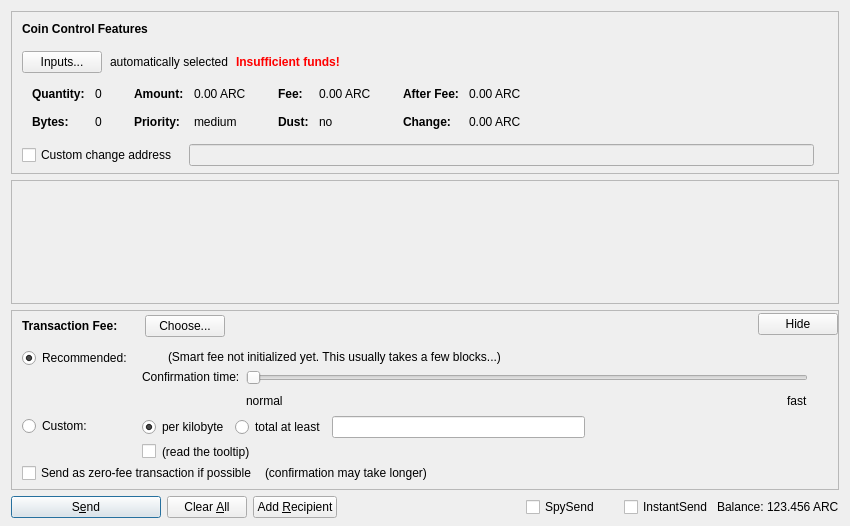
Qt form src/qt/forms/sendcoinsdialog.ui (AdvancedTechnologyCoin/arc_core) before a commit.
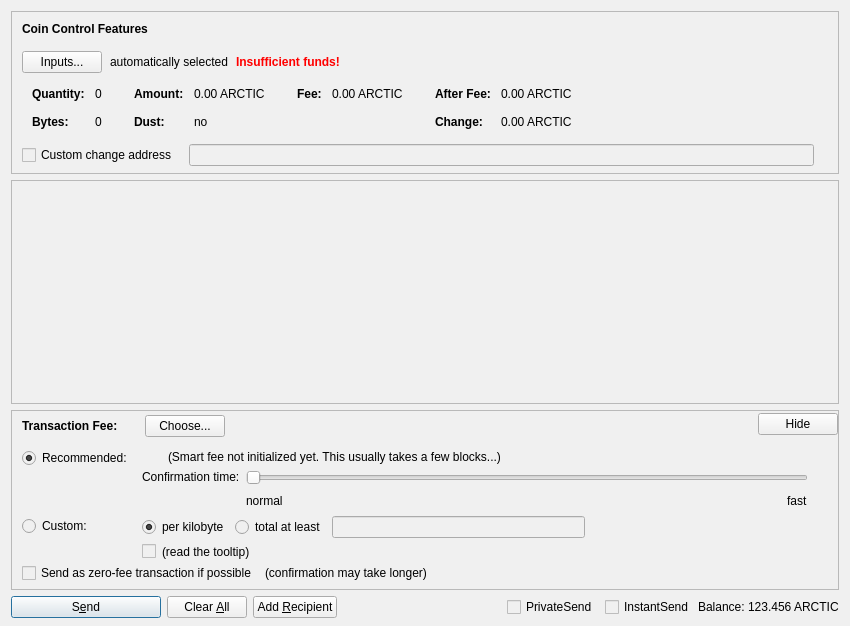
The same form after that commit. Custom widgets are drawn as their Qt base class.

Diff of the .ui file:
```diff
--- a/src/qt/forms/sendcoinsdialog.ui
+++ b/src/qt/forms/sendcoinsdialog.ui
@@ -7,12 +7,15 @@
     <x>0</x>
     <y>0</y>
     <width>850</width>
-    <height>526</height>
+    <height>626</height>
    </rect>
   </property>
   <property name="windowTitle">
    <string>Send Coins</string>
   </property>
+  <property name="styleSheet">
+   <string notr="true">background-color: rgb(240, 240, 240);</string>
+  </property>
   <layout class="QVBoxLayout" name="verticalLayout" stretch="0,1,0,0">
    <property name="bottomMargin">
     <number>8</number>
@@ -324,7 +327,7 @@
                   <enum>Qt::ActionsContextMenu</enum>
                  </property>
                  <property name="text">
-                  <string notr="true">0.00 ARC</string>
+                  <string notr="true">0.00 ARCTIC</string>
                  </property>
                  <property name="textInteractionFlags">
                   <set>Qt::LinksAccessibleByMouse|Qt::TextSelectableByKeyboard|Qt::TextSelectableByMouse</set>
@@ -332,7 +335,7 @@
                 </widget>
                </item>
                <item row="1" column="0">
-                <widget class="QLabel" name="labelCoinControlPriorityText">
+                <widget class="QLabel" name="labelCoinControlLowOutputText">
                  <property name="font">
                   <font>
                    <weight>75</weight>
@@ -340,12 +343,12 @@
                   </font>
                  </property>
                  <property name="text">
-                  <string>Priority:</string>
+                  <string>Dust:</string>
                  </property>
                 </widget>
                </item>
                <item row="1" column="1">
-                <widget class="QLabel" name="labelCoinControlPriority">
+                <widget class="QLabel" name="labelCoinControlLowOutput">
                  <property name="cursor">
                   <cursorShape>IBeamCursor</cursorShape>
                  </property>
@@ -353,7 +356,7 @@
                   <enum>Qt::ActionsContextMenu</enum>
                  </property>
                  <property name="text">
-                  <string>medium</string>
+                  <string notr="true">no</string>
                  </property>
                  <property name="textInteractionFlags">
                   <set>Qt::LinksAccessibleByMouse|Qt::TextSelectableByKeyboard|Qt::TextSelectableByMouse</set>
@@ -404,36 +407,7 @@
                   <enum>Qt::ActionsContextMenu</enum>
                  </property>
                  <property name="text">
-                  <string notr="true">0.00 ARC</string>
-                 </property>
-                 <property name="textInteractionFlags">
-                  <set>Qt::LinksAccessibleByMouse|Qt::TextSelectableByKeyboard|Qt::TextSelectableByMouse</set>
-                 </property>
-                </widget>
-               </item>
-               <item row="1" column="0">
-                <widget class="QLabel" name="labelCoinControlLowOutputText">
-                 <property name="font">
-                  <font>
-                   <weight>75</weight>
-                   <bold>true</bold>
-                  </font>
-                 </property>
-                 <property name="text">
-                  <string>Dust:</string>
-                 </property>
-                </widget>
-               </item>
-               <item row="1" column="1">
-                <widget class="QLabel" name="labelCoinControlLowOutput">
-                 <property name="cursor">
-                  <cursorShape>IBeamCursor</cursorShape>
-                 </property>
-                 <property name="contextMenuPolicy">
-                  <enum>Qt::ActionsContextMenu</enum>
-                 </property>
-                 <property name="text">
-                  <string>no</string>
+                  <string notr="true">0.00 ARCTIC</string>
                  </property>
                  <property name="textInteractionFlags">
                   <set>Qt::LinksAccessibleByMouse|Qt::TextSelectableByKeyboard|Qt::TextSelectableByMouse</set>
@@ -484,7 +458,7 @@
                   <enum>Qt::ActionsContextMenu</enum>
                  </property>
                  <property name="text">
-                  <string notr="true">0.00 ARC</string>
+                  <string notr="true">0.00 ARCTIC</string>
                  </property>
                  <property name="textInteractionFlags">
                   <set>Qt::LinksAccessibleByMouse|Qt::TextSelectableByKeyboard|Qt::TextSelectableByMouse</set>
@@ -513,7 +487,7 @@
                   <enum>Qt::ActionsContextMenu</enum>
                  </property>
                  <property name="text">
-                  <string notr="true">0.00 ARC</string>
+                  <string notr="true">0.00 ARCTIC</string>
                  </property>
                  <property name="textInteractionFlags">
                   <set>Qt::LinksAccessibleByMouse|Qt::TextSelectableByKeyboard|Qt::TextSelectableByMouse</set>
@@ -616,8 +590,8 @@
        <rect>
         <x>0</x>
         <y>0</y>
-        <width>830</width>
-        <height>69</height>
+        <width>828</width>
+        <height>167</height>
        </rect>
       </property>
       <layout class="QVBoxLayout" name="verticalLayout_2" stretch="0,1">
@@ -1324,7 +1298,7 @@
           </size>
          </property>
          <property name="text">
-          <string>SpySend</string>
+          <string>PrivateSend</string>
          </property>
          <property name="checked">
           <bool>false</bool>
@@ -1366,7 +1340,7 @@
           <cursorShape>IBeamCursor</cursorShape>
          </property>
          <property name="text">
-          <string notr="true">123.456 ARC</string>
+          <string notr="true">123.456 ARCTIC</string>
          </property>
          <property name="textInteractionFlags">
           <set>Qt::LinksAccessibleByMouse|Qt::TextSelectableByKeyboard|Qt::TextSelectableByMouse</set>
```
Left out of the diff: 12 changed lines with no effect on the pictures.
